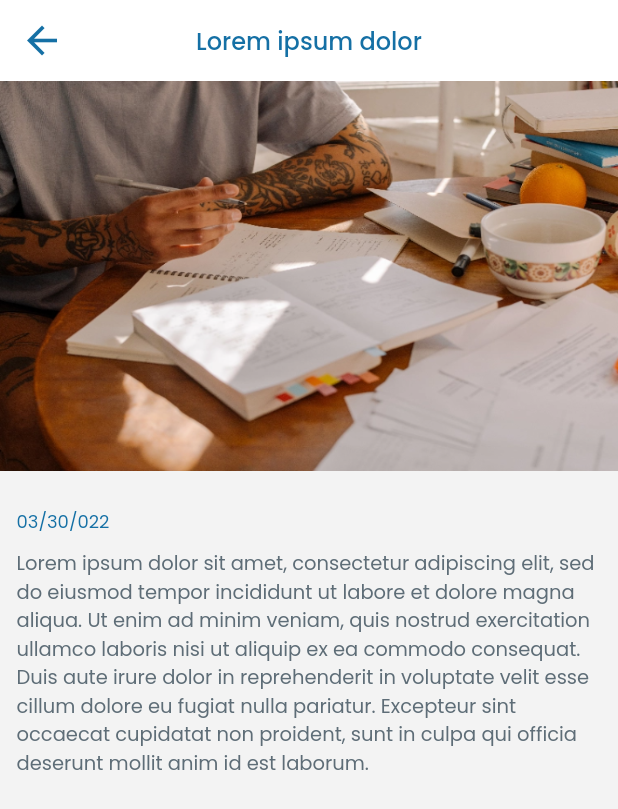
After one commit to vikramS-addweb/Flutter-BBZ-Private, a Flutter app: the News screen opened directly, after a tap on "03/30/022", on a phone screen of 412 x 824 dp. The commit adds this screen. Shown: the top 809 px of the screen. Run offline on Flutter 3.47's test engine with Material 2 defaults, Android fonts, the phone set to English and light mode, and no system bars; our stand-ins replace connectivity_plus, get, image_picker, percent_indicator.

Commit message:
news, newsDetail and booking history screen

```diff
--- a/lib/Styles/ImageStyle.dart
+++ b/lib/Styles/ImageStyle.dart
@@ -12,4 +12,5 @@ class ImageStyle {
   static const String examTraining = baseImage + "exam_training.jpg";
   static const String gradingTest = baseImage + "Grading_Test.jpg";
   static const String registration = baseImage + "registration.jpg";
+  static const String newArticle = baseImage + "newsArticle.png";
 }
--- /dev/null
+++ b/lib/Views/News.dart
@@ -0,0 +1,96 @@
+
+
+import 'package:get/get.dart';
+import 'package:flutter/material.dart';
+import 'package:bbz/Styles/ColorStyle.dart';
+import '../../Components/AppBarStyle.dart';
+import '../../Styles/TextStyles.dart';
+import '../../Styles/ImageStyle.dart';
+import 'NewsDetail.dart';
+
+
+class News extends StatelessWidget {
+  const News({Key? key}) : super(key: key);
+
+
+
+  @override
+  Widget build(BuildContext context) {
+    return Scaffold(
+      backgroundColor: ColorStyle.white_F3F3F3,
+      appBar: AppBarStyle(
+        title: 'News',
+        leading: IconButton(
+          icon: Icon(
+            Icons.menu,
+            color: ColorStyle.primaryColor_1570A5,
+            size: 30,
+          ),
+          onPressed: () {
+
+          },
+        ),
+        styleTitle: TextStylesCustom.textStyles_22.apply(
+          color: ColorStyle.primaryColor_1570A5,
+          fontWeightDelta: 1,
+        ),
+        elevation: 0,
+      ),
+      body: ListView.separated(
+        padding: const EdgeInsets.only(
+          left: 16,
+          right: 16,
+          top: 32,
+          bottom: 32
+        ),
+        itemCount: 10,
+        shrinkWrap: true,
+        separatorBuilder: (context, index) {
+          return const SizedBox(
+            // color: Colors.red,
+            height: 40,
+          );
+        },
+        itemBuilder: (context, index) {
+          return InkWell(
+            onTap: (){
+              Get.to(()=>NewsDetail());
+            },
+            child: Column(
+              crossAxisAlignment: CrossAxisAlignment.start,
+              children: [
+                Image.asset(
+                  ImageStyle.newArticle,
+                  height: 250,
+                  width: double.infinity,
+                  fit: BoxFit.fill,
+                ),
+                const SizedBox(height: 25,),
+                Text(
+                  '03/30/022',
+                  style: TextStylesCustom.textStyles_12.apply(
+                    color: ColorStyle.primaryColor_1570A5,
+                  ),
+                ),
+                const SizedBox(height: 7,),
+                Text(
+                  'Lorem ipsum dolor sit amet',
+                  style: TextStylesCustom.textStyles_14.apply(
+                    color: Colors.black,
+                    fontWeightDelta: 1
+                  ),
+                ),
+                const SizedBox(height: 9,),
+                Text(
+                  'Lorem ipsum dolor sit amet, consectetur adipiscing elit, sed do eiusmod tempor incididunt ut labore et dolore magna aliqua. Ut enim ad minim veniam...',
+                  style: TextStylesCustom.textStyles_13.apply(
+                      color: ColorStyle.grey_5E6D77,
+                  ),
+                ),
+              ],
+            ),
+          );
+        },),
+    );
+  }
+}
--- /dev/null
+++ b/lib/Views/NewsDetail.dart
@@ -0,0 +1,75 @@
+
+
+import 'package:get/get.dart';
+import 'package:flutter/material.dart';
+import 'package:bbz/Styles/ColorStyle.dart';
+import '../../Components/AppBarStyle.dart';
+import '../../Styles/TextStyles.dart';
+import '../../Styles/ImageStyle.dart';
+
+
+class NewsDetail extends StatelessWidget {
+  const NewsDetail({Key? key}) : super(key: key);
+
+
+
+  @override
+  Widget build(BuildContext context) {
+    return Scaffold(
+      backgroundColor: ColorStyle.white_F3F3F3,
+      appBar: AppBarStyle(
+
+        title: 'Lorem ipsum dolor',
+        leading: IconButton(
+          icon: Icon(
+            Icons.arrow_back,
+            color: ColorStyle.primaryColor_1570A5,
+            size: 30,
+          ),
+          onPressed: () {
+            Get.back();
+          },
+        ),
+        styleTitle: TextStylesCustom.textStyles_16.apply(
+          color: ColorStyle.primaryColor_1570A5,
+          fontWeightDelta: 1,
+        ),
+        elevation: 0,
+      ),
+      body: SingleChildScrollView(
+        child: Column(
+          crossAxisAlignment: CrossAxisAlignment.start,
+          children: [
+            Image.asset(
+              ImageStyle.newArticle,
+              height: 260,
+              width: double.infinity,
+              fit: BoxFit.fill,
+            ),
+            const SizedBox(height: 25,),
+            Padding(
+              padding: const EdgeInsets.symmetric(horizontal: 11),
+              child: Text(
+                '03/30/022',
+                style: TextStylesCustom.textStyles_12.apply(
+                  color: ColorStyle.primaryColor_1570A5,
+                ),
+              ),
+            ),
+
+            const SizedBox(height: 9,),
+            Padding(
+              padding: const EdgeInsets.symmetric(horizontal: 11),
+              child: Text(
+                "Lorem ipsum dolor sit amet, consectetur adipiscing elit, sed do eiusmod tempor incididunt ut labore et dolore magna aliqua. Ut enim ad minim veniam, quis nostrud exercitation ullamco laboris nisi ut aliquip ex ea commodo consequat. Duis aute irure dolor in reprehenderit in voluptate velit esse cillum dolore eu fugiat nulla pariatur. Excepteur sint occaecat cupidatat non proident, sunt in culpa qui officia deserunt mollit anim id est laborum.",
+                style: TextStylesCustom.textStyles_13.apply(
+                  color: ColorStyle.grey_5E6D77,
+                ),
+              ),
+            ),
+          ],
+        ),
+      ),
+    );
+  }
+}
--- a/lib/main.dart
+++ b/lib/main.dart
@@ -6,6 +6,8 @@ import './Views/TabbarScreen.dart';
 import 'package:get/get.dart';
 import 'package:flutter/services.dart';
 import 'package:bbz/Styles/ColorStyle.dart';
+import './Views/News.dart';
+import './Views/BookingHistory.dart';
 
 void main() {
   WidgetsFlutterBinding.ensureInitialized();
@@ -29,6 +31,7 @@ class MyApp extends StatelessWidget {
       debugShowCheckedModeBanner: false,
       theme: ThemeData(
           primarySwatch: ColorStyle.primaryColor_1570A5.toMaterialColor()),
+      // home: BookingHistory(),
       home:   TabbarScreen(),
     );
   }
```
Also changed, not shown: lib/Views/BookingHistory.dart (added, +127 -0 lines), assets/Images/newsArticle.png (added).
